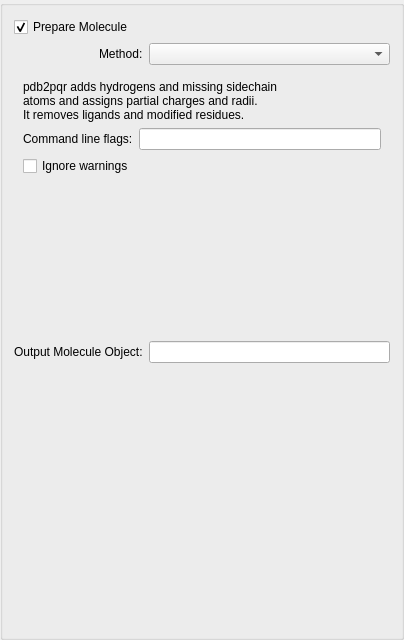
This is APBS_Qt_plugin/ui/pqr_groupBox.ui in tsj5/APBS_Qt_plugin as Qt 5 draws it before an edit. The edited form follows.
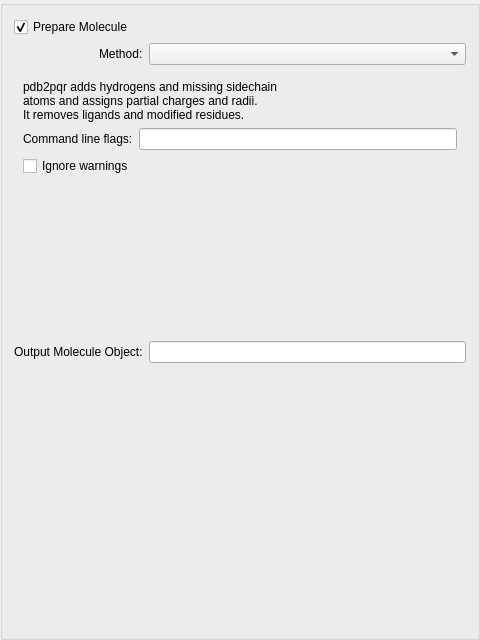
This is the edited form. Custom widgets are drawn as their Qt base class.

The edit to the form file:
```diff
--- a/APBS_Qt_plugin/ui/pqr_groupBox.ui
+++ b/APBS_Qt_plugin/ui/pqr_groupBox.ui
@@ -6,7 +6,7 @@
    <rect>
     <x>0</x>
     <y>0</y>
-    <width>404</width>
+    <width>480</width>
     <height>640</height>
    </rect>
   </property>
```
Left out of the diff: 4 changed lines with no effect on the pictures.
